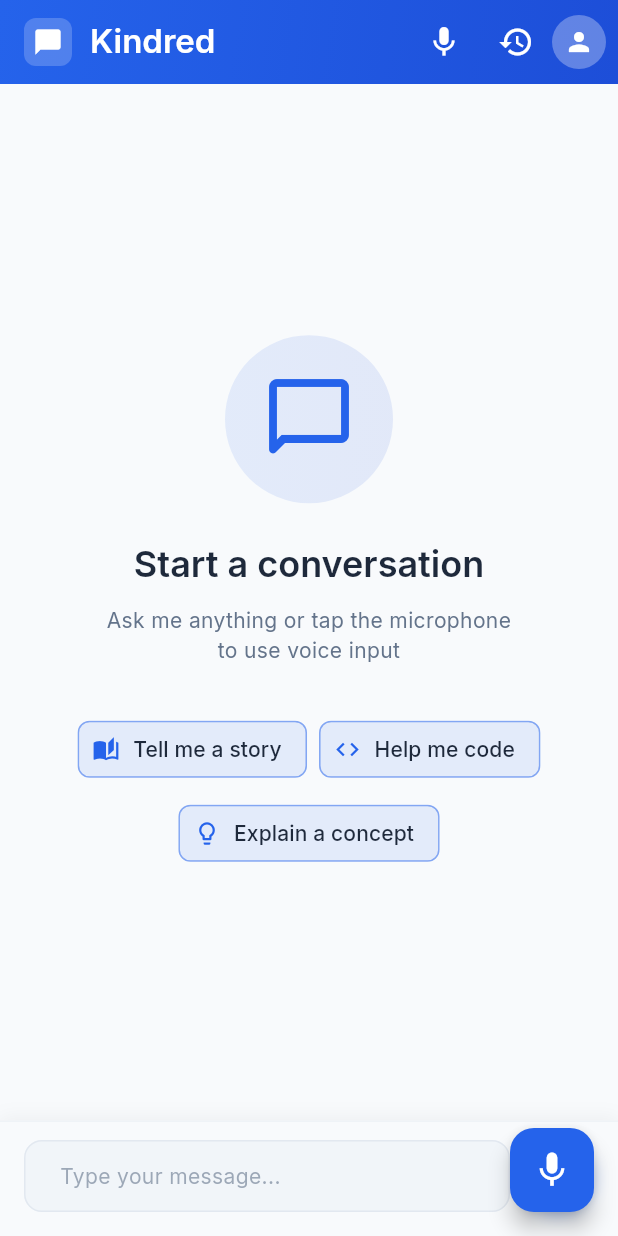
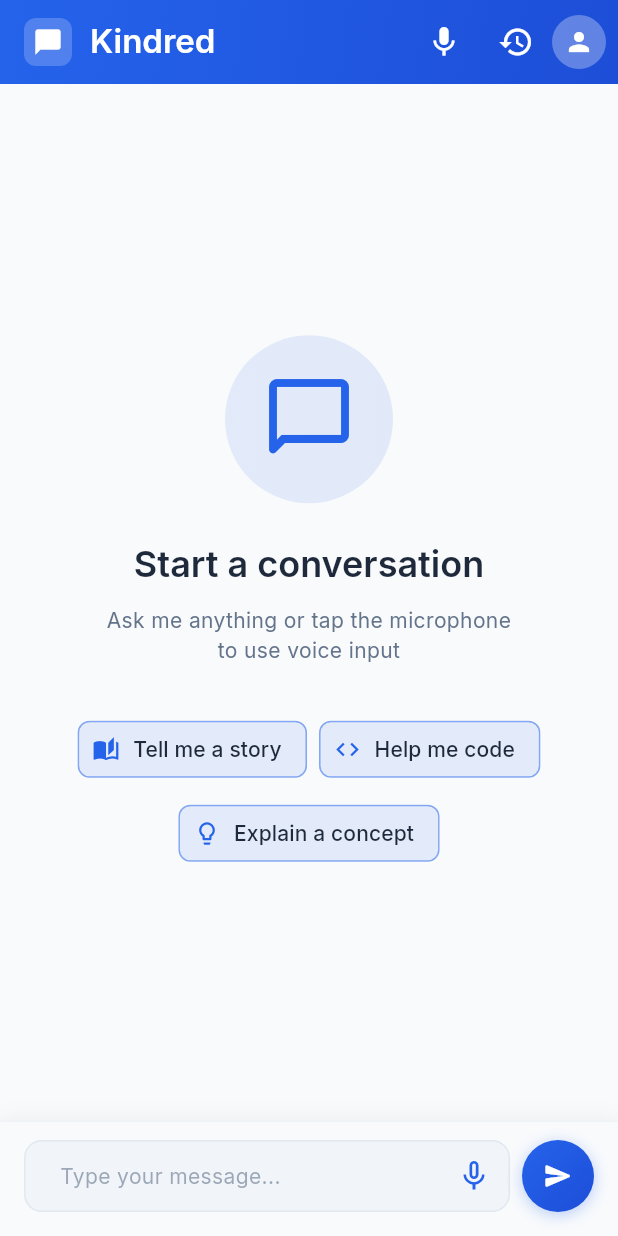
Before and after one commit to AvishkaGihan/kindred_chatbot, a Flutter app: the screen it shows once a user with an empty profile is signed in, on a phone screen of 412 x 824 dp. Run offline on Flutter 3.47's test engine with Material 3 defaults, Android fonts, the phone set to English and light mode, and no system bars; our stand-ins replace cached_network_image, cloud_firestore, firebase_ai, firebase_auth, firebase_core, flutter_markdown and 6 more; accounts and stored records are empty.

Commit message:
feat: Integrate voice input functionality into chat input component

```diff
--- a/lib/screens/chat_screen.dart
+++ b/lib/screens/chat_screen.dart
@@ -174,11 +174,17 @@ class _ChatScreenState extends State<ChatScreen> {
               chatProvider.sendMessage(text);
             },
             isProcessing: chatProvider.isProcessing,
+            onMicPressed: () async {
+              if (voiceProvider.isListening) {
+                voiceProvider.stopListening();
+              } else {
+                await voiceProvider.startListeningWithChat(chatProvider);
+              }
+            },
+            isListening: voiceProvider.isListening,
           ),
         ],
       ),
-      // Floating action button for voice input
-      floatingActionButton: _buildVoiceFAB(voiceProvider, chatProvider),
     );
   }
 
@@ -226,29 +232,6 @@ class _ChatScreenState extends State<ChatScreen> {
             ),
           ),
       ],
-    );
-  }
-
-  Widget _buildVoiceFAB(
-    VoiceProvider voiceProvider,
-    ChatProvider chatProvider,
-  ) {
-    return FloatingActionButton(
-      backgroundColor: voiceProvider.isListening
-          ? Colors.red
-          : Theme.of(context).colorScheme.primary,
-      foregroundColor: Colors.white,
-      tooltip: voiceProvider.isListening
-          ? 'Stop listening'
-          : 'Start voice input',
-      onPressed: () async {
-        if (voiceProvider.isListening) {
-          voiceProvider.stopListening();
-        } else {
-          await voiceProvider.startListeningWithChat(chatProvider);
-        }
-      },
-      child: Icon(voiceProvider.isListening ? Icons.stop : Icons.mic, size: 28),
     );
   }
 
--- a/lib/widgets/chat_input.dart
+++ b/lib/widgets/chat_input.dart
@@ -4,11 +4,15 @@ import '../theme/app_theme.dart';
 class ChatInput extends StatefulWidget {
   final Function(String) onSendMessage;
   final bool isProcessing;
+  final VoidCallback? onMicPressed;
+  final bool isListening;
 
   const ChatInput({
     super.key,
     required this.onSendMessage,
     required this.isProcessing,
+    this.onMicPressed,
+    this.isListening = false,
   });
 
   @override
@@ -19,6 +23,17 @@ class ChatInput extends StatefulWidget {
 class _ChatInputState extends State<ChatInput> {
   final _textController = TextEditingController();
   final _focusNode = FocusNode();
+  bool _hasText = false;
+
+  @override
+  void initState() {
+    super.initState();
+    _textController.addListener(() {
+      setState(() {
+        _hasText = _textController.text.trim().isNotEmpty;
+      });
+    });
+  }
 
   @override
   Widget build(BuildContext context) {
@@ -85,6 +100,19 @@ class _ChatInputState extends State<ChatInput> {
                                 ),
                               ),
                             ),
+                          )
+                        : (!_hasText && widget.onMicPressed != null)
+                        ? IconButton(
+                            icon: Icon(
+                              widget.isListening ? Icons.mic : Icons.mic_none,
+                              color: widget.isListening
+                                  ? Colors.red
+                                  : AppTheme.primaryBlue,
+                            ),
+                            onPressed: widget.onMicPressed,
+                            tooltip: widget.isListening
+                                ? 'Stop listening'
+                                : 'Voice input',
                           )
                         : null,
                   ),
```
